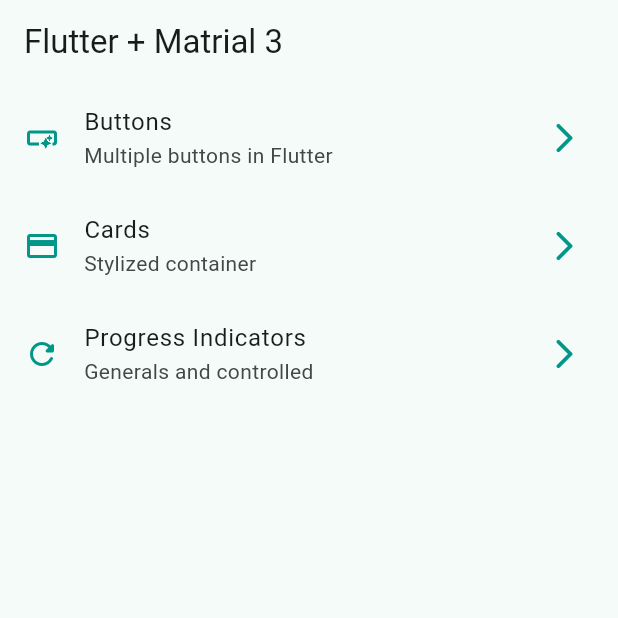
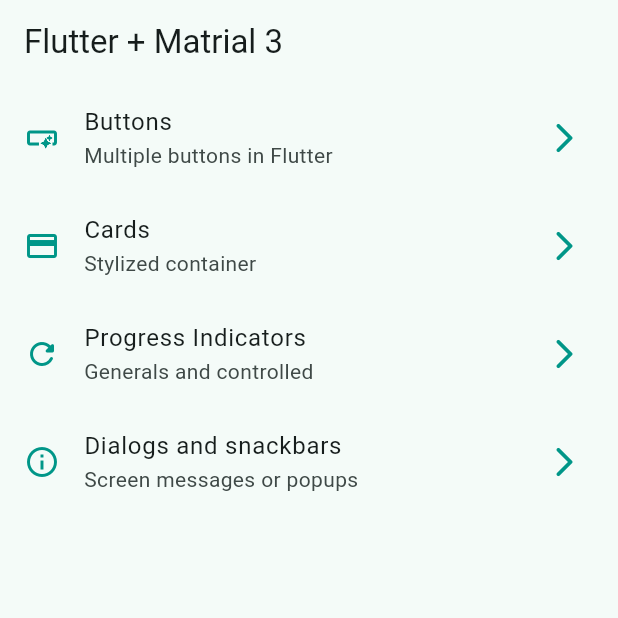
Before and after one commit to Dounder/widgets_app, a Flutter app: the screen it shows after launch, on a phone screen of 412 x 824 dp, the top half of it. Run offline on Flutter 3.47's test engine with Material 2 defaults, Android fonts, the phone set to English and light mode, and no system bars; our stand-ins replace go_router.

Commit message:
done: snackbars & dialogs

```diff
--- a/lib/config/menu/menu_items.dart
+++ b/lib/config/menu/menu_items.dart
@@ -10,11 +10,28 @@ class MenuItem {
 }
 
 const appMenuItems = <MenuItem>[
-  MenuItem(title: 'Buttons', subTitle: 'Multiple buttons in Flutter', link: '/buttons', icon: Icons.smart_button),
-  MenuItem(title: 'Cards', subTitle: 'Stylized container', link: '/cards', icon: Icons.credit_card),
   MenuItem(
-      title: 'Progress Indicators',
-      subTitle: 'Generals and controlled',
-      link: '/progress',
-      icon: Icons.refresh_rounded),
+    title: 'Buttons',
+    subTitle: 'Multiple buttons in Flutter',
+    link: '/buttons',
+    icon: Icons.smart_button,
+  ),
+  MenuItem(
+    title: 'Cards',
+    subTitle: 'Stylized container',
+    link: '/cards',
+    icon: Icons.credit_card,
+  ),
+  MenuItem(
+    title: 'Progress Indicators',
+    subTitle: 'Generals and controlled',
+    link: '/progress',
+    icon: Icons.refresh_rounded,
+  ),
+  MenuItem(
+    title: 'Dialogs and snackbars',
+    subTitle: 'Screen messages or popups',
+    link: '/snackbars',
+    icon: Icons.info_outline,
+  ),
 ];
--- a/lib/config/router/app_router.dart
+++ b/lib/config/router/app_router.dart
@@ -25,5 +25,10 @@ final appRouter = GoRouter(
       name: ProgressScreen.name,
       builder: (context, state) => const ProgressScreen(),
     ),
+    GoRoute(
+      path: '/snackbars',
+      name: SnackbarScreen.name,
+      builder: (context, state) => const SnackbarScreen(),
+    ),
   ],
 );
--- a/lib/main.dart
+++ b/lib/main.dart
@@ -12,6 +12,7 @@ class MainApp extends StatelessWidget {
   @override
   Widget build(BuildContext context) {
     return MaterialApp.router(
+      title: 'Flutter widgets',
       routerConfig: appRouter,
       debugShowCheckedModeBanner: false,
       theme: AppTheme(selectedColor: 1).getTheme(),
```
Also changed, not shown: lib/presentation/screens/snackbar/snackbar_screen.dart (+55 -1 lines).
